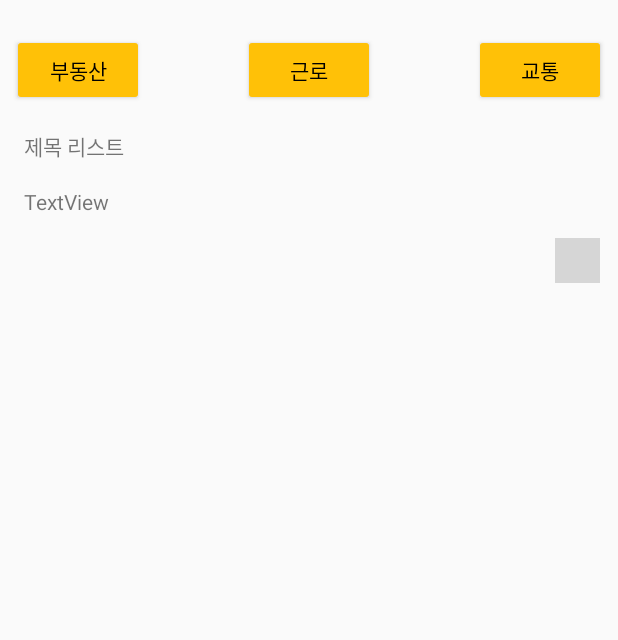
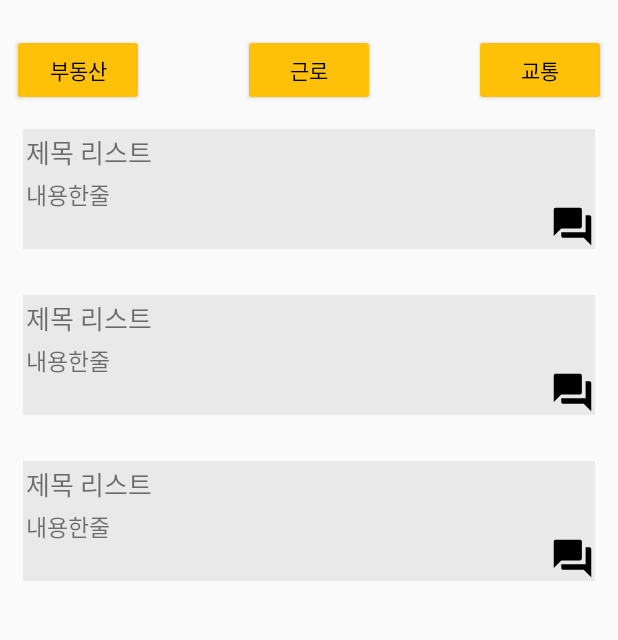
Before and after one commit to snyann/HolLaw_android, an Android app: the layout activity_community.xml on its own in the app's theme, with its tools: preview values and no code run, on a phone screen of 412 x 824 dp, the part 105-745 px from its top. Run offline under Robolectric (Android 15) with nearby library versions, the phone set to English and light mode, and no system bars; grey boxes are pictures that could not be loaded.

Commit message:
btn_register 동작 확인 필요 JoinActivity수정 필요

```diff
--- a/app/src/main/java/com/example/community/Fragment_Join.java
+++ /dev/null
@@ -1,4 +0,0 @@
-package com.example.community;
-
-public class Fragment_Join {
-}
--- /dev/null
+++ b/app/src/main/java/com/example/community/JoinActivity.java
@@ -0,0 +1,25 @@
+package com.example.community;
+
+import android.os.Bundle;
+import android.view.View;
+
+import androidx.annotation.Nullable;
+import androidx.appcompat.app.AppCompatActivity;
+
+import com.example.community.databinding.ActivityLoginBinding;
+
+public class JoinActivity extends AppCompatActivity implements View.OnClickListener{
+
+    @Override
+    protected void onCreate(@Nullable Bundle savedInstanceState) {
+        super.onCreate(savedInstanceState);
+        setContentView(R.layout.activity_join);
+
+
+    }
+
+    @Override
+    public void onClick(View view) {
+
+    }
+}
--- a/app/src/main/java/com/example/community/LoginActivity.java
+++ b/app/src/main/java/com/example/community/LoginActivity.java
@@ -29,7 +29,7 @@ public class LoginActivity extends AppCompatActivity implements View.OnClickList
 
         switch (view.getId()){
             case R.id.btn_register:
-                Intent intent = new Intent(getApplicationContext(), Fragment_Join.class);
+                Intent intent = new Intent(getApplicationContext(), JoinActivity.class);
                 startActivity(intent);
                 break;
 
--- a/app/src/main/res/layout/activity_community.xml
+++ b/app/src/main/res/layout/activity_community.xml
@@ -5,53 +5,6 @@
     android:layout_width="match_parent"
     android:layout_height="wrap_content"
     tools:context=".MainActivity">
-
-    <androidx.constraintlayout.widget.ConstraintLayout
-        android:id="@+id/constraintLayout"
-        android:layout_width="0dp"
-        android:layout_height="wrap_content"
-        android:layout_marginStart="8dp"
-        android:layout_marginTop="140dp"
-        android:layout_marginEnd="8dp"
-        android:layout_marginBottom="8dp"
-        app:layout_constraintBottom_toBottomOf="parent"
-        app:layout_constraintEnd_toEndOf="parent"
-        app:layout_constraintStart_toStartOf="parent"
-        app:layout_constraintTop_toTopOf="parent">
-
-        <TextView
-            android:id="@+id/tv_titlelist"
-            android:layout_width="wrap_content"
-            android:layout_height="30dp"
-            android:layout_marginStart="8dp"
-            android:layout_marginTop="8dp"
-            android:text="제목 리스트"
-            app:layout_constraintStart_toStartOf="parent"
-            app:layout_constraintTop_toTopOf="parent" />
-
-        <TextView
-            android:id="@+id/tv_content"
-            android:layout_width="wrap_content"
-            android:layout_height="60dp"
-            android:layout_marginStart="8dp"
-            android:layout_marginTop="8dp"
-            android:layout_marginBottom="8dp"
-            android:text="TextView"
-            app:layout_constraintBottom_toBottomOf="parent"
-            app:layout_constraintStart_toStartOf="parent"
-            app:layout_constraintTop_toBottomOf="@+id/tv_titlelist" />
-
-        <ImageButton
-            android:id="@+id/ib_comment"
-            android:layout_width="30dp"
-            android:layout_height="30dp"
-            android:layout_marginEnd="4dp"
-            android:layout_marginBottom="4dp"
-            app:layout_constraintBottom_toBottomOf="parent"
-            app:layout_constraintEnd_toEndOf="parent"
-            app:srcCompat="@drawable/speech_bubble" />
-
-    </androidx.constraintlayout.widget.ConstraintLayout>
 
     <TextView
         android:id="@+id/textView"
@@ -90,11 +43,9 @@
         android:layout_height="wrap_content"
         android:layout_marginStart="8dp"
         android:layout_marginTop="25dp"
-        android:layout_marginBottom="8dp"
         android:backgroundTint="#FFC107"
         android:text="부동산"
         android:textColor="#000000"
-        app:layout_constraintBottom_toTopOf="@+id/constraintLayout"
         app:layout_constraintStart_toStartOf="parent"
         app:layout_constraintTop_toBottomOf="@+id/textView" />
 
@@ -123,4 +74,12 @@
         android:textColor="#000000"
         app:layout_constraintEnd_toEndOf="parent"
         app:layout_constraintTop_toBottomOf="@+id/textView" />
+
+
+    <androidx.recyclerview.widget.RecyclerView
+        android:layout_width="match_parent"
+        android:layout_height="0dp"
+        app:layout_constraintTop_toBottomOf="@+id/btn_work"
+        tools:listitem="@layout/item_content" />
+
 </androidx.constraintlayout.widget.ConstraintLayout>
```
